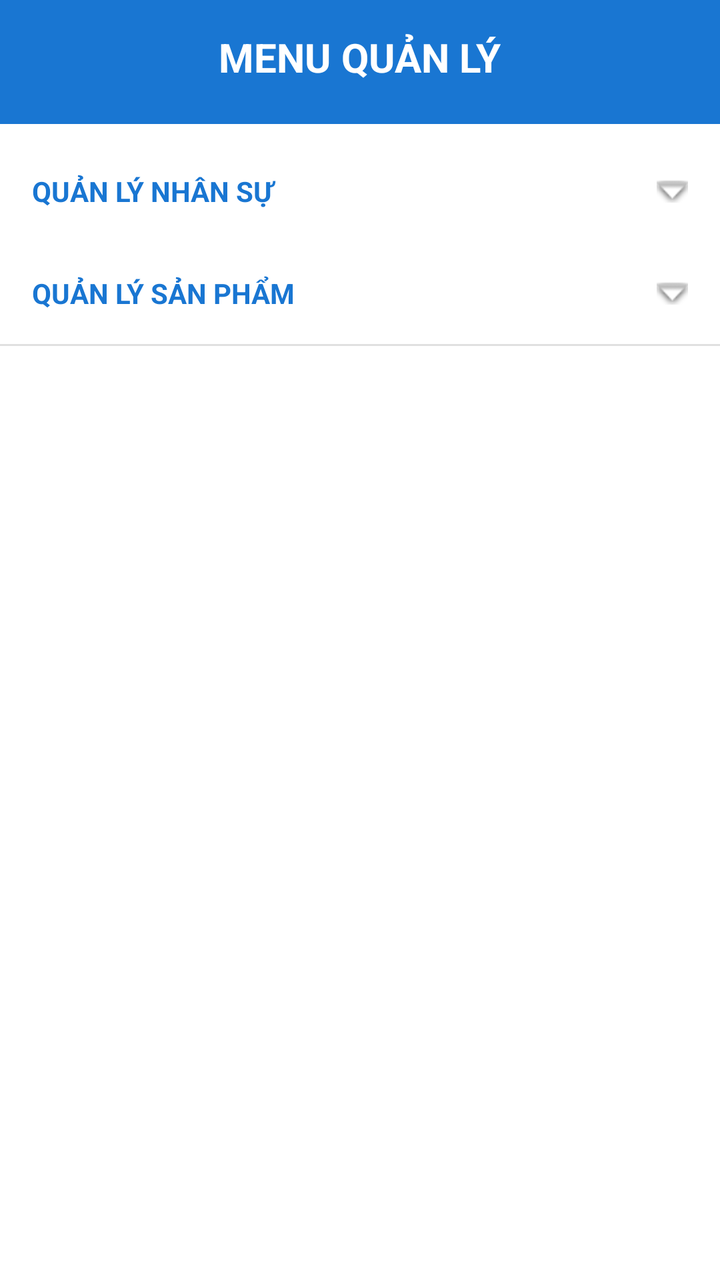
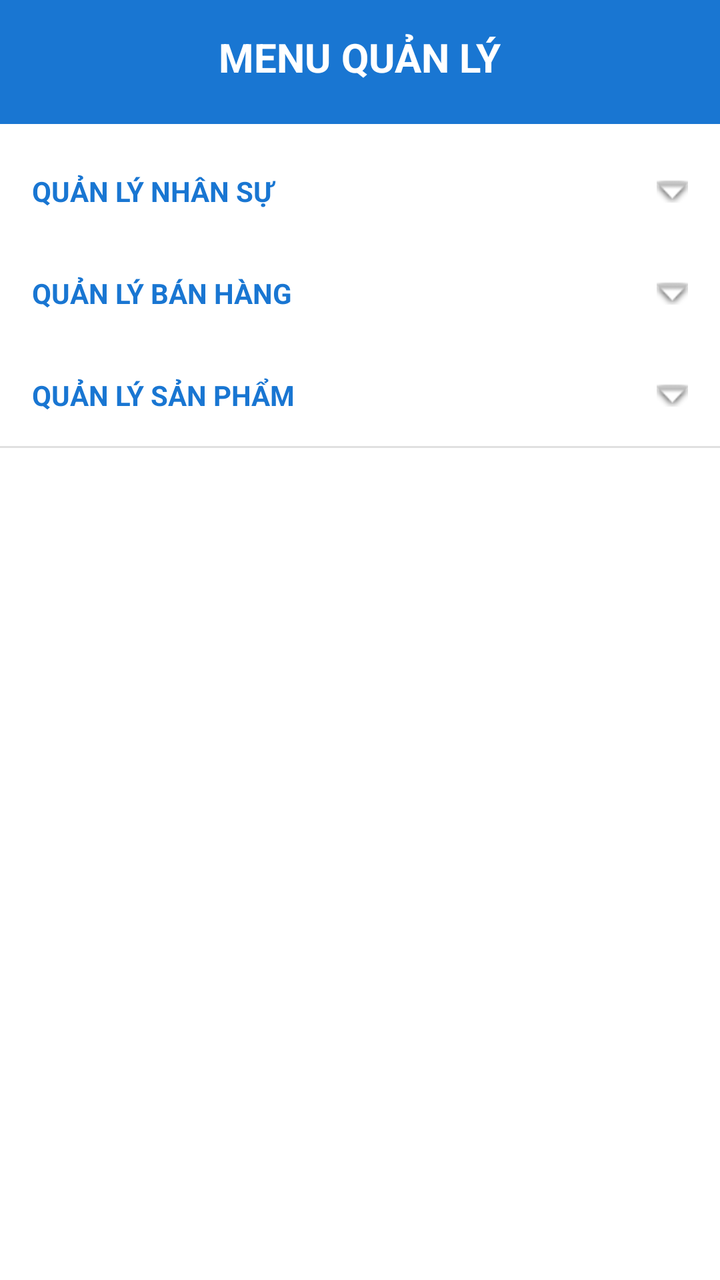

Compare the two renders of this Android layout. The source of the first and the diff that turns it into the second are given below.
<!-- AndroidManifest.xml: application theme Theme.DienMayXanh -->
<!-- res/layout/layout_side_menu.xml -->
<?xml version="1.0" encoding="utf-8"?>
<LinearLayout
    xmlns:android="http://schemas.android.com/apk/res/android"
    xmlns:app="http://schemas.android.com/apk/res-auto"
    android:layout_width="280dp"
    android:layout_height="match_parent"
    android:background="@android:color/white"
    android:orientation="vertical"
    android:elevation="8dp">
    <LinearLayout
        android:layout_width="match_parent"
        android:layout_height="wrap_content"
        android:minHeight="62dp"
        android:background="#1976D2"
        android:fitsSystemWindows="true"
        android:gravity="bottom"
        android:orientation="vertical"
        >

        <TextView
            android:layout_width="wrap_content"
            android:layout_height="wrap_content"
            android:text="MENU QUẢN LÝ"
            android:layout_gravity="center"
            android:textColor="@android:color/white"
            android:textSize="20sp"
            android:layout_marginBottom="20dp"
            android:textStyle="bold" />

    </LinearLayout>

    <ScrollView
        android:layout_width="match_parent"
        android:layout_height="0dp"
        android:layout_weight="1">

        <LinearLayout
            android:layout_width="match_parent"
            android:layout_height="wrap_content"
            android:orientation="vertical"
            android:paddingTop="8dp">

            <TextView
                android:id="@+id/nav_group_hr"
                android:layout_width="match_parent"
                android:layout_height="wrap_content"
                android:background="?attr/selectableItemBackground"
                android:clickable="true"
                android:focusable="true"
                android:paddingStart="16dp"
                android:paddingTop="16dp"
                android:paddingEnd="16dp"
                android:paddingBottom="16dp"
                android:text="QUẢN LÝ NHÂN SỰ"
                android:textColor="#1976D2"
                android:textSize="14sp"
                android:textStyle="bold"
                app:drawableEndCompat="@android:drawable/arrow_down_float" />


            <LinearLayout
                android:id="@+id/layout_hr_items"
                android:layout_width="match_parent"
                android:layout_height="wrap_content"
                android:background="#F9F9F9"
                android:orientation="vertical"
                android:visibility="gone">

                <TextView
                    android:id="@+id/nav_staff"
                    android:layout_width="match_parent"
                    android:layout_height="wrap_content"
                    android:background="?attr/selectableItemBackground"
                    android:clickable="true"
                    android:focusable="true"
                    android:paddingStart="32dp"
                    android:paddingTop="12dp"
                    android:paddingEnd="16dp"
                    android:paddingBottom="12dp"
                    android:text="Danh sách Nhân viên"
                    android:textColor="@android:color/black"
                    android:textSize="15sp" />

                <TextView
                    android:id="@+id/nav_roles"
                    android:layout_width="match_parent"
                    android:layout_height="wrap_content"
                    android:background="?attr/selectableItemBackground"
                    android:clickable="true"
                    android:focusable="true"
                    android:paddingStart="32dp"
                    android:paddingTop="12dp"
                    android:paddingEnd="16dp"
                    android:paddingBottom="12dp"
                    android:text="Quản lý Chức danh"
                    android:textColor="@android:color/black"
                    android:textSize="15sp" />

            </LinearLayout>

            <TextView
                android:id="@+id/nav_group_product"
                android:layout_width="match_parent"
                android:layout_height="wrap_content"
                android:background="?attr/selectableItemBackground"
                android:clickable="true"
                android:focusable="true"
                android:paddingStart="16dp"
                android:paddingTop="16dp"
                android:paddingEnd="16dp"
                android:paddingBottom="16dp"
                android:text="QUẢN LÝ SẢN PHẨM"
                android:textColor="#1976D2"
                android:textSize="14sp"
                android:textStyle="bold"
                app:drawableEndCompat="@android:drawable/arrow_down_float" />

            <LinearLayout
                android:id="@+id/layout_product_items"
                android:layout_width="match_parent"
                android:layout_height="wrap_content"
                android:background="#F9F9F9"
                android:orientation="vertical"
                android:visibility="gone">

                <TextView
                    android:id="@+id/nav_product_list"
                    android:layout_width="match_parent"
                    android:layout_height="wrap_content"
                    android:background="?attr/selectableItemBackground"
                    android:clickable="true"
                    android:focusable="true"
                    android:paddingStart="32dp"
                    android:paddingTop="12dp"
                    android:paddingEnd="16dp"
                    android:paddingBottom="12dp"
                    android:text="Danh sách Sản phẩm"
                    android:textColor="@android:color/black"
                    android:textSize="15sp" />

                <TextView
                    android:id="@+id/nav_product_category"
                    android:layout_width="match_parent"
                    android:layout_height="wrap_content"
                    android:background="?attr/selectableItemBackground"
                    android:clickable="true"
                    android:focusable="true"
                    android:paddingStart="32dp"
                    android:paddingTop="12dp"
                    android:paddingEnd="16dp"
                    android:paddingBottom="12dp"
                    android:text="Danh mục Sản phẩm"
                    android:textColor="@android:color/black"
                    android:textSize="15sp" />

                <TextView
                    android:id="@+id/nav_supplier"
                    android:layout_width="match_parent"
                    android:layout_height="wrap_content"
                    android:background="?attr/selectableItemBackground"
                    android:clickable="true"
                    android:focusable="true"
                    android:paddingStart="32dp"
                    android:paddingTop="12dp"
                    android:paddingEnd="16dp"
                    android:paddingBottom="12dp"
                    android:text="Nhà cung cấp"
                    android:textColor="@android:color/black"
                    android:textSize="15sp" />
            </LinearLayout>


            <View
                android:layout_width="match_parent"
                android:layout_height="1dp"
                android:background="#E0E0E0" />

        </LinearLayout>
    </ScrollView>

</LinearLayout>
<!-- resources referenced by this layout -->
<resources>
  <style name="Theme.DienMayXanh" parent="Base.Theme.DienMayXanh" />
  <style name="Base.Theme.DienMayXanh" parent="Theme.Material3.DayNight.NoActionBar">
          
          
          <item name="colorPrimary">@color/white</item>
  
          <item name="colorPrimaryVariant">@color/white</item>
  
          <item name="android:statusBarColor">@color/white</item>
      </style>
  <color name="white">#FFFFFFFF</color>
</resources>

<!-- the commit's change to res/layout/layout_side_menu.xml (unified diff, before → after) -->
@@ -99,6 +99,77 @@
             </LinearLayout>
 
             <TextView
+                android:id="@+id/nav_group_hr1"
+                android:layout_width="match_parent"
+                android:layout_height="wrap_content"
+                android:background="?attr/selectableItemBackground"
+                android:clickable="true"
+                android:focusable="true"
+                android:paddingStart="16dp"
+                android:paddingTop="16dp"
+                android:paddingEnd="16dp"
+                android:paddingBottom="16dp"
+                android:text="QUẢN LÝ BÁN HÀNG"
+                android:textColor="#1976D2"
+                android:textSize="14sp"
+                android:textStyle="bold"
+                app:drawableEndCompat="@android:drawable/arrow_down_float" />
+
+            <LinearLayout
+                android:id="@+id/layout_hr_items1"
+                android:layout_width="match_parent"
+                android:layout_height="wrap_content"
+                android:background="#F9F9F9"
+                android:orientation="vertical"
+                android:visibility="gone">
+
+                <TextView
+                    android:id="@+id/nav_staff_1"
+                    android:layout_width="match_parent"
+                    android:layout_height="wrap_content"
+                    android:background="?attr/selectableItemBackground"
+                    android:clickable="true"
+                    android:focusable="true"
+                    android:paddingStart="32dp"
+                    android:paddingTop="12dp"
+                    android:paddingEnd="16dp"
+                    android:paddingBottom="12dp"
+                    android:text="Quản lý giao dịch"
+                    android:textColor="@android:color/black"
+                    android:textSize="15sp" />
+
+                <TextView
+                    android:id="@+id/nav_roles_1"
+                    android:layout_width="match_parent"
+                    android:layout_height="wrap_content"
+                    android:background="?attr/selectableItemBackground"
+                    android:clickable="true"
+                    android:focusable="true"
+                    android:paddingStart="32dp"
+                    android:paddingTop="12dp"
+                    android:paddingEnd="16dp"
+                    android:paddingBottom="12dp"
+                    android:text="Quản lý khách hàng"
+                    android:textColor="@android:color/black"
+                    android:textSize="15sp" />
+
+                <TextView
+                    android:id="@+id/nav_roles_2"
+                    android:layout_width="match_parent"
+                    android:layout_height="wrap_content"
+                    android:background="?attr/selectableItemBackground"
+                    android:clickable="true"
+                    android:focusable="true"
+                    android:paddingStart="32dp"
+                    android:paddingTop="12dp"
+                    android:paddingEnd="16dp"
+                    android:paddingBottom="12dp"
+                    android:text="Quản lý voucher"
+                    android:textColor="@android:color/black"
+                    android:textSize="15sp" />
+
+            </LinearLayout>
+            <TextView
                 android:id="@+id/nav_group_product"
                 android:layout_width="match_parent"
                 android:layout_height="wrap_content"
@@ -149,7 +220,7 @@
                     android:paddingTop="12dp"
                     android:paddingEnd="16dp"
                     android:paddingBottom="12dp"
-                    android:text="Danh mục Sản phẩm"
+                    android:text="Danh mục"
                     android:textColor="@android:color/black"
                     android:textSize="15sp" />
 
